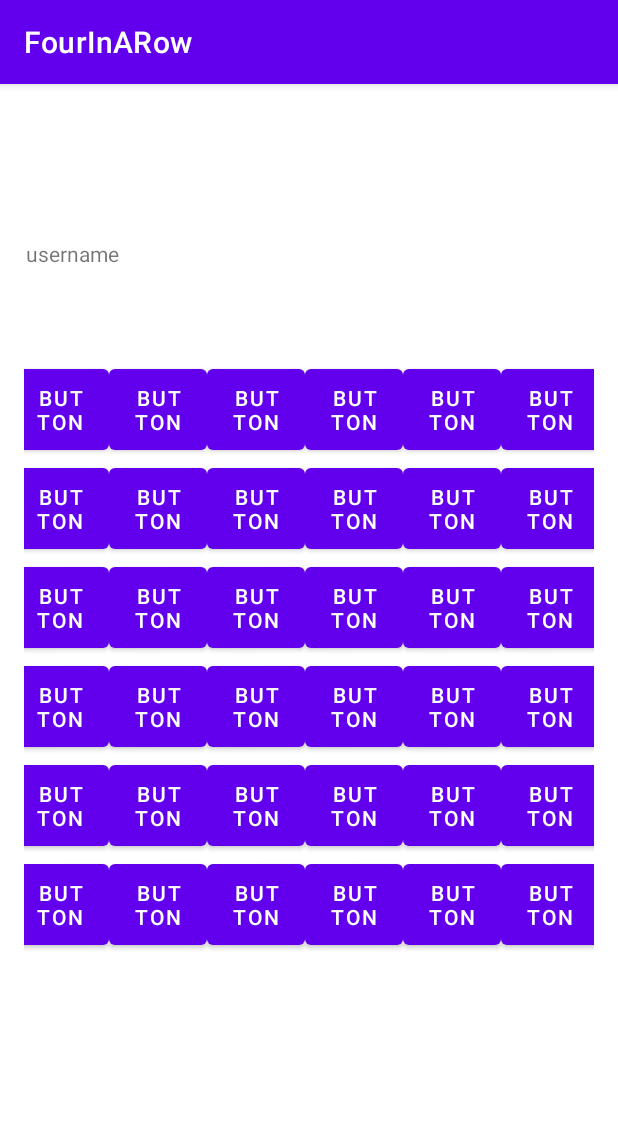
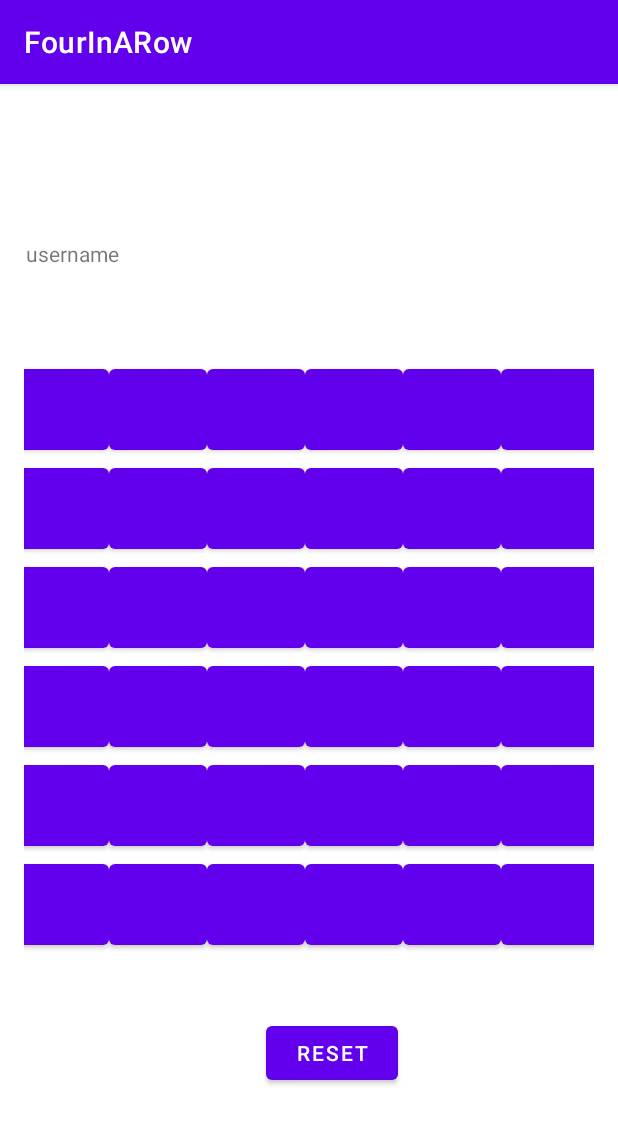
Before and after one commit to MineGamer69/Assignment2, an Android app: the GameFragment screen opened through its navigation route, on a phone screen of 412 x 824 dp. Shown: the top 1124 px of the screen. Run offline under Robolectric (Android 15) with nearby library versions, the phone set to English and light mode, and no system bars.

Commit message:
finish reset button and game

```diff
--- a/app/src/main/java/edu/quinnipiac/fourinarow/GameFragment.kt
+++ b/app/src/main/java/edu/quinnipiac/fourinarow/GameFragment.kt
@@ -93,6 +93,15 @@ class GameFragment : Fragment(),View.OnClickListener {
     }
 
     override fun onClick(p0: View?) {
+        val onResetDone: Button? = view?.findViewById(R.id.reset)
+        view?.findViewById<Button>(R.id.reset)
+        onResetDone?.setOnClickListener{
+            FourInARow.clearBoard()
+            for(i in 0 until listner.size){
+                listner.get(i).setBackgroundColor(Color.rgb(99, 5, 220))
+            }
+        }
+
         for(i in 0 until listner.size){
             val onClickDone: Button = view?.findViewById(btn_Array[i])!!
             if(onClickDone == p0){
@@ -100,6 +109,7 @@ class GameFragment : Fragment(),View.OnClickListener {
                 FourInARow.setMove(1, i)
             }
         }
+
         val comMove = FourInARow.computerMove
         FourInARow.setMove(2, comMove)
         listner.get(comMove).setBackgroundColor(Color.BLUE)
@@ -113,4 +123,5 @@ class GameFragment : Fragment(),View.OnClickListener {
 
     }
 
+
 }
--- a/app/src/main/res/layout/fragment_game.xml
+++ b/app/src/main/res/layout/fragment_game.xml
@@ -37,7 +37,7 @@
             android:id="@+id/button1"
             android:layout_width="65dp"
             android:layout_height="66dp"
-            android:text="Button"
+            android:text=""
             app:layout_column="0"
             app:layout_row="0" />
 
@@ -45,7 +45,7 @@
             android:id="@+id/button2"
             android:layout_width="65dp"
             android:layout_height="66dp"
-            android:text="Button"
+            android:text=""
             app:layout_column="1"
             app:layout_row="0" />
 
@@ -53,7 +53,7 @@
             android:id="@+id/button3"
             android:layout_width="65dp"
             android:layout_height="66dp"
-            android:text="Button"
+            android:text=""
             app:layout_column="2"
             app:layout_row="0" />
 
@@ -61,7 +61,7 @@
             android:id="@+id/button4"
             android:layout_width="65dp"
             android:layout_height="66dp"
-            android:text="Button"
+            android:text=""
             app:layout_column="3"
             app:layout_row="0" />
 
@@ -69,7 +69,7 @@
             android:id="@+id/button5"
             android:layout_width="65dp"
             android:layout_height="66dp"
-            android:text="Button"
+            android:text=""
             app:layout_column="4"
             app:layout_row="0" />
 
@@ -77,7 +77,7 @@
             android:id="@+id/button6"
             android:layout_width="65dp"
             android:layout_height="66dp"
-            android:text="Button"
+            android:text=""
             app:layout_column="5"
             app:layout_row="0" />
 
@@ -85,7 +85,7 @@
             android:id="@+id/button7"
             android:layout_width="65dp"
             android:layout_height="66dp"
-            android:text="Button"
+            android:text=""
             app:layout_column="0"
             app:layout_row="1" />
 
@@ -93,7 +93,7 @@
             android:id="@+id/button8"
             android:layout_width="65dp"
             android:layout_height="66dp"
-            android:text="Button"
+            android:text=""
             app:layout_column="1"
             app:layout_row="1" />
 
@@ -101,7 +101,7 @@
             android:id="@+id/button9"
             android:layout_width="65dp"
             android:layout_height="66dp"
-            android:text="Button"
+            android:text=""
             app:layout_column="2"
             app:layout_row="1" />
 
@@ -109,7 +109,7 @@
             android:id="@+id/button10"
             android:layout_width="65dp"
             android:layout_height="66dp"
-            android:text="Button"
+            android:text=""
             app:layout_column="3"
             app:layout_row="1" />
 
@@ -117,7 +117,7 @@
             android:id="@+id/button11"
             android:layout_width="65dp"
             android:layout_height="66dp"
-            android:text="Button"
+            android:text=""
             app:layout_column="4"
             app:layout_row="1" />
 
@@ -125,7 +125,7 @@
             android:id="@+id/button12"
             android:layout_width="65dp"
             android:layout_height="66dp"
-            android:text="Button"
+            android:text=""
             app:layout_column="5"
             app:layout_row="1" />
 
@@ -133,7 +133,7 @@
             android:id="@+id/button13"
             android:layout_width="65dp"
             android:layout_height="66dp"
-            android:text="Button"
+            android:text=""
             app:layout_column="0"
             app:layout_row="2" />
 
@@ -141,7 +141,7 @@
             android:id="@+id/button14"
             android:layout_width="65dp"
             android:layout_height="66dp"
-            android:text="Button"
+            android:text=""
             app:layout_column="1"
             app:layout_row="2" />
 
@@ -149,7 +149,7 @@
             android:id="@+id/button15"
             android:layout_width="65dp"
             android:layout_height="66dp"
-            android:text="Button"
+            android:text=""
             app:layout_column="2"
             app:layout_row="2" />
 
@@ -157,7 +157,7 @@
             android:id="@+id/button16"
             android:layout_width="65dp"
             android:layout_height="66dp"
-            android:text="Button"
+            android:text=""
             app:layout_column="3"
             app:layout_row="2" />
 
@@ -165,7 +165,7 @@
             android:id="@+id/button17"
             android:layout_width="65dp"
             android:layout_height="66dp"
-            android:text="Button"
+            android:text=""
             app:layout_column="4"
             app:layout_row="2" />
 
@@ -173,7 +173,7 @@
             android:id="@+id/button18"
             android:layout_width="65dp"
             android:layout_height="66dp"
-            android:text="Button"
+            android:text=""
             app:layout_column="5"
             app:layout_row="2" />
 
@@ -181,7 +181,7 @@
             android:id="@+id/button19"
             android:layout_width="65dp"
             android:layout_height="66dp"
-            android:text="Button"
+            android:text=""
             app:layout_column="0"
             app:layout_row="3" />
 
@@ -189,7 +189,7 @@
             android:id="@+id/button20"
             android:layout_width="65dp"
             android:layout_height="66dp"
-            android:text="Button"
+            android:text=""
             app:layout_column="1"
             app:layout_row="3" />
 
@@ -197,7 +197,7 @@
             android:id="@+id/button21"
             android:layout_width="65dp"
             android:layout_height="66dp"
-            android:text="Button"
+            android:text=""
             app:layout_column="2"
             app:layout_row="3" />
 
@@ -205,7 +205,7 @@
             android:id="@+id/button22"
             android:layout_width="65dp"
             android:layout_height="66dp"
-            android:text="Button"
+            android:text=""
             app:layout_column="3"
             app:layout_row="3" />
 
@@ -213,7 +213,7 @@
             android:id="@+id/button23"
             android:layout_width="65dp"
             android:layout_height="66dp"
-            android:text="Button"
+            android:text=""
             app:layout_column="4"
             app:layout_row="3" />
 
@@ -221,7 +221,7 @@
             android:id="@+id/button24"
             android:layout_width="65dp"
             android:layout_height="66dp"
-            android:text="Button"
+            android:text=""
             app:layout_column="5"
             app:layout_row="3" />
 
@@ -229,7 +229,7 @@
             android:id="@+id/button25"
             android:layout_width="65dp"
             android:layout_height="66dp"
-            android:text="Button"
+            android:text=""
             app:layout_column="0"
             app:layout_row="4" />
 
@@ -237,7 +237,7 @@
             android:id="@+id/button26"
             android:layout_width="65dp"
             android:layout_height="66dp"
-            android:text="Button"
+            android:text=""
             app:layout_column="1"
             app:layout_row="4" />
 
@@ -245,7 +245,7 @@
             android:id="@+id/button27"
             android:layout_width="65dp"
             android:layout_height="66dp"
-            android:text="Button"
+            android:text=""
             app:layout_column="2"
             app:layout_row="4" />
 
@@ -253,7 +253,7 @@
             android:id="@+id/button28"
             android:layout_width="65dp"
             android:layout_height="66dp"
-            android:text="Button"
+            android:text=""
             app:layout_column="3"
             app:layout_row="4" />
 
@@ -261,7 +261,7 @@
             android:id="@+id/button29"
             android:layout_width="65dp"
             android:layout_height="66dp"
-            android:text="Button"
+            android:text=""
             app:layout_column="4"
             app:layout_row="4" />
 
@@ -269,7 +269,7 @@
             android:id="@+id/button30"
             android:layout_width="65dp"
             android:layout_height="66dp"
-            android:text="Button"
+            android:text=""
             app:layout_column="5"
             app:layout_row="4" />
 
@@ -277,7 +277,7 @@
             android:id="@+id/button31"
             android:layout_width="65dp"
             android:layout_height="66dp"
-            android:text="Button"
+            android:text=""
             app:layout_column="0"
             app:layout_row="5" />
 
@@ -285,7 +285,7 @@
             android:id="@+id/button32"
             android:layout_width="65dp"
             android:layout_height="66dp"
-            android:text="Button"
+            android:text=""
             app:layout_column="1"
             app:layout_row="5" />
 
@@ -293,7 +293,7 @@
             android:id="@+id/button33"
             android:layout_width="65dp"
             android:layout_height="66dp"
-            android:text="Button"
+            android:text=""
             app:layout_column="2"
             app:layout_row="5" />
 
@@ -301,7 +301,7 @@
             android:id="@+id/button34"
             android:layout_width="65dp"
             android:layout_height="66dp"
-            android:text="Button"
+            android:text=""
             app:layout_column="3"
             app:layout_row="5" />
 
@@ -309,7 +309,7 @@
             android:id="@+id/button35"
             android:layout_width="65dp"
             android:layout_height="66dp"
-            android:text="Button"
+            android:text=""
             app:layout_column="4"
             app:layout_row="5" />
 
@@ -317,9 +317,19 @@
             android:id="@+id/button36"
             android:layout_width="65dp"
             android:layout_height="66dp"
-            android:text="Button"
+            android:text=""
             app:layout_column="5"
             app:layout_row="5" />
     </androidx.gridlayout.widget.GridLayout>
 
+    <Button
+        android:id="@+id/reset"
+        android:layout_width="wrap_content"
+        android:layout_height="wrap_content"
+        android:layout_marginStart="161dp"
+        android:layout_marginTop="606dp"
+        android:text="Reset"
+        app:layout_constraintStart_toStartOf="parent"
+        app:layout_constraintTop_toTopOf="parent" />
+
 </androidx.constraintlayout.widget.ConstraintLayout>
```
